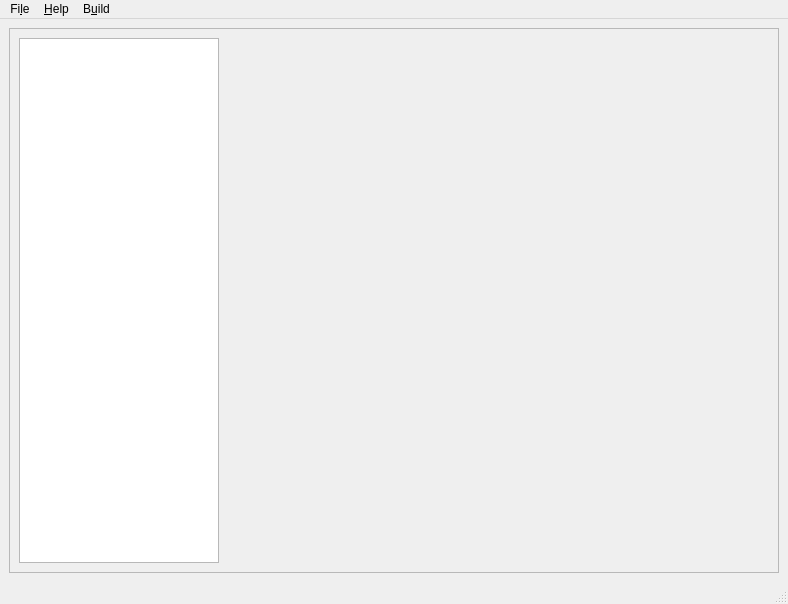
Old version of the form blocks/eyeBlocks/templates/blocks.ui in the repository csparkresearch/ExpEYES17-Qt.
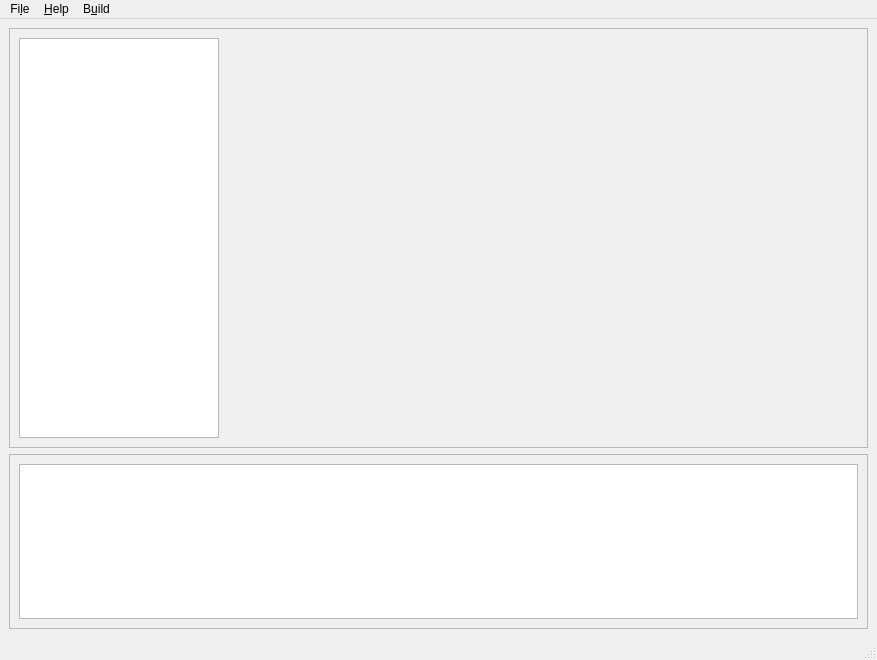
New version of the form. Custom widgets are drawn as their Qt base class.

```diff
--- a/blocks/eyeBlocks/templates/blocks.ui
+++ b/blocks/eyeBlocks/templates/blocks.ui
@@ -6,14 +6,16 @@
    <rect>
     <x>0</x>
     <y>0</y>
-    <width>788</width>
-    <height>604</height>
+    <width>877</width>
+    <height>660</height>
    </rect>
   </property>
   <property name="windowTitle">
    <string>Blocks</string>
   </property>
   <widget class="QWidget" name="centralwidget">
+   <layout class="QHBoxLayout" name="horizontalLayout_2">
+    <item>
    <layout class="QVBoxLayout" name="verticalLayout">
     <item>
      <widget class="QFrame" name="frame">
@@ -65,6 +67,30 @@
       </layout>
      </widget>
     </item>
+      <item>
+       <widget class="QScrollArea" name="scrollArea">
+        <property name="widgetResizable">
+         <bool>true</bool>
+        </property>
+        <widget class="QWidget" name="scrollAreaWidgetContents">
+         <property name="geometry">
+          <rect>
+           <x>0</x>
+           <y>0</y>
+           <width>855</width>
+           <height>170</height>
+          </rect>
+         </property>
+         <layout class="QVBoxLayout" name="verticalLayout_2">
+          <item>
+           <widget class="QTextEdit" name="textEdit"/>
+          </item>
+         </layout>
+        </widget>
+       </widget>
+      </item>
+     </layout>
+    </item>
    </layout>
   </widget>
   <widget class="QMenuBar" name="menubar">
@@ -72,7 +98,7 @@
     <rect>
      <x>0</x>
      <y>0</y>
-     <width>788</width>
+     <width>877</width>
      <height>20</height>
     </rect>
    </property>
```
Lines whose indentation alone changed are shown as unchanged.
